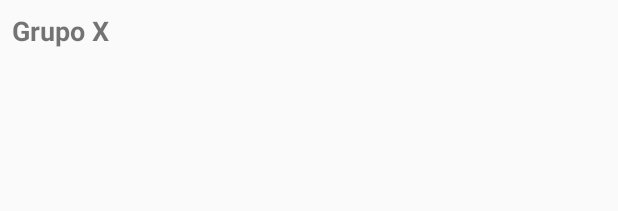
After one commit to EloyRoncales/NavarraFutbol, an Android app built with Jetpack Compose: the layout item_grupo_con_clasificacion.xml on its own in the app's theme, with its tools: preview values and no code run, on a phone screen of 412 x 824 dp. The commit adds this screen. Shown: the top 211 px of the screen. Run offline under Robolectric (Android 15) with nearby library versions, the phone set to English and light mode, and no system bars; network calls fail.

Commit message:
Clasificacion y equipos

```diff
--- a/app/src/main/AndroidManifest.xml
+++ b/app/src/main/AndroidManifest.xml
@@ -31,7 +31,7 @@
         <activity android:name=".NoticiasActivity"/>
         <activity android:name=".DetalleNoticiaActivity"/>
         <activity android:name=".ClasificacionActivity" />
-        <activity android:name=".DetalleEquipoActivity" />
+        <activity android:name=".EquipoDetalleActivity" />
 
 
     </application>
--- a/app/src/main/java/com/example/navarrafutbol/response/response.kt
+++ b/app/src/main/java/com/example/navarrafutbol/response/response.kt
@@ -11,7 +11,7 @@ data class CategoriaResponse(
 data class CategoriaClasificacionResponse(
     val id: Int,
     val grupo: String,
-    val clasificaciones: List<ClasificacionResponse>
+    val clasificaciones: List<ClasificacionItem>
 )
 
 data class GrupoConClasificacionResponse(
--- a/app/src/main/java/com/example/navarrafutbol/service/NavarraFutbolApi.kt
+++ b/app/src/main/java/com/example/navarrafutbol/service/NavarraFutbolApi.kt
@@ -36,7 +36,7 @@ interface NavarraFutbolApi {
     @GET("api/clasificaciones/{categoriaId}/clasificacion")
     suspend fun getClasificacionPorCategoria(
         @Path("categoriaId") id: Int
-    ): List<GrupoResponse>
+    ): List<CategoriaClasificacionResponse>
 
 
     @GET("api/Clasificacion/grupos-con-clasificacion")
--- /dev/null
+++ b/app/src/main/res/layout/item_grupo_con_clasificacion.xml
@@ -0,0 +1,23 @@
+<?xml version="1.0" encoding="utf-8"?>
+<LinearLayout xmlns:android="http://schemas.android.com/apk/res/android"
+    android:layout_width="match_parent"
+    android:layout_height="wrap_content"
+    android:orientation="vertical"
+    android:padding="8dp">
+
+    <TextView
+        android:id="@+id/textNombreGrupo"
+        android:layout_width="match_parent"
+        android:layout_height="wrap_content"
+        android:text="Grupo X"
+        android:textSize="18sp"
+        android:textStyle="bold"
+        android:paddingBottom="4dp" />
+
+    <androidx.recyclerview.widget.RecyclerView
+        android:id="@+id/recyclerClasificacion"
+        android:layout_width="match_parent"
+        android:layout_height="wrap_content"
+        android:nestedScrollingEnabled="false"
+        android:overScrollMode="never" />
+</LinearLayout>
--- a/app/src/main/res/values/colors.xml
+++ b/app/src/main/res/values/colors.xml
@@ -7,6 +7,6 @@
     <color name="white">#FFFFFF</color>
     <color name="black">#000000</color>
     <color name="light_grey">#D3D3D3</color>
-    <color name="verde_top1">#C8E6C9</color> <!-- Verde suave -->
-    <color name="rojo_ultimos">#FFCDD2</color> <!-- Rojo suave -->
+    <color name="verde_resaltado">#D0F0C0</color>
+    <color name="rojo_resaltado">#F8D7DA</color>
 </resources>
```
Also changed, not shown: app/src/main/java/com/example/navarrafutbol/ClasificacionActivity.kt (+3 -5 lines), app/src/main/java/com/example/navarrafutbol/DetalleEquipoActivity.kt (deleted, +0 -34 lines), app/src/main/java/com/example/navarrafutbol/EquipoDetalleActivity.kt (added, +24 -0 lines), app/src/main/java/com/example/navarrafutbol/adapter/ClasificacionAdapter.kt (+55 -2 lines), app/src/main/res/layout/activity_detalle_equipo.xml (deleted, +0 -33 lines), app/src/main/res/layout/activity_equipo_detalle.xml (added, +29 -0 lines).
